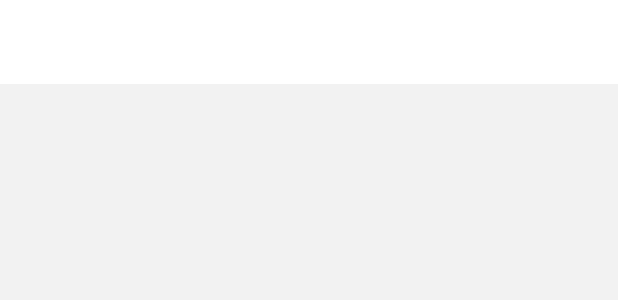
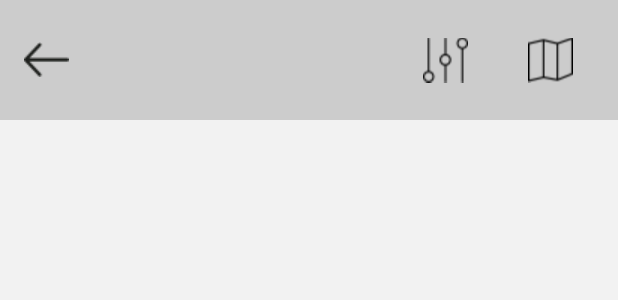
Before and after one commit to ewavetech/JobFlow, an Android app: the layout without_loginjobs.xml on its own in the app's theme, with its tools: preview values and no code run, on a phone screen of 412 x 824 dp. Shown: the top 300 px of the screen. Run offline under Robolectric (Android 15) with nearby library versions, the phone set to English and light mode, and no system bars.

Commit message:
change in search jobs and without login jobs

```diff
--- a/app/src/main/res/layout/without_loginjobs.xml
+++ b/app/src/main/res/layout/without_loginjobs.xml
@@ -3,38 +3,91 @@
     xmlns:tools="http://schemas.android.com/tools"
     android:layout_width="match_parent"
     android:layout_height="match_parent"
+    xmlns:app="http://schemas.android.com/apk/res-auto"
     android:background="#F2F2F2">
 
-    <LinearLayout
-        android:id="@+id/top"
-        android:layout_width="fill_parent"
+    <android.support.v7.widget.RecyclerView
+        android:id="@+id/recycler_view"
+        android:layout_width="match_parent"
         android:layout_height="wrap_content"
-        android:layout_alignParentTop="true"
-        android:orientation="vertical"
-        android:weightSum="2">
+        android:layout_marginBottom="35dp"
+        android:overScrollMode="never"
+        android:paddingLeft="10dp"
+        android:paddingRight="10dp"
+        android:scrollbars="vertical"
+        android:layout_below="@+id/toolbar"
+        />
 
     <android.support.v7.widget.Toolbar
         android:id="@+id/toolbar"
         android:layout_width="match_parent"
         android:layout_height="wrap_content"
-            android:layout_weight="1"
-            android:background="#FFFFFF">
+        android:background="?attr/colorPrimary"
+        app:popupTheme="@style/AppTheme.PopupOverlay"
+        app:layout_scrollFlags="scroll|enterAlways">
+        <RelativeLayout
+            android:layout_width="fill_parent"
+            android:layout_height="80dp">
+        <LinearLayout
+            android:layout_width="wrap_content"
+            android:layout_height="fill_parent"
+            android:layout_alignParentLeft="true"
+            android:orientation="horizontal"
 
-        </android.support.v7.widget.Toolbar>
+            >
 
-        <android.support.v7.widget.RecyclerView
-            android:id="@+id/recycler_view"
-            android:layout_width="match_parent"
-            android:layout_height="match_parent"
-            android:layout_marginBottom="35dp"
-            android:layout_weight="1"
-            android:overScrollMode="never"
-            android:paddingLeft="10dp"
-            android:paddingRight="10dp"
-            android:scrollbars="vertical"
+            <ImageView
+                android:layout_width="wrap_content"
+                android:layout_height="wrap_content"
+                android:layout_gravity="center"
+                android:gravity="center"
+                android:src="@drawable/arrow"
+                android:id="@+id/back"
+                android:clickable="true"
+                />
+
+
+
+        </LinearLayout>
+
+        <LinearLayout
+            android:layout_width="wrap_content"
+            android:layout_height="fill_parent"
+            android:layout_alignParentRight="true"
+            android:layout_marginRight="0dp"
+            >
+
+            <LinearLayout
+                android:layout_width="50dp"
+                android:layout_height="fill_parent"
+                android:layout_marginRight="20dp">
+
+                <ImageView
+                    android:layout_width="wrap_content"
+                    android:layout_height="fill_parent"
+                    android:src="@drawable/filters"
 
                     />
             </LinearLayout>
 
+            <LinearLayout
+                android:layout_width="60dp"
+                android:layout_height="fill_parent"
+                android:layout_gravity="right"
+
+                >
+
+                <ImageView
+                    android:layout_width="wrap_content"
+                    android:layout_height="fill_parent"
+                    android:src="@drawable/map"
+                    android:layout_gravity="right"
+                    />
+            </LinearLayout>
+        </LinearLayout>
 
         </RelativeLayout>
+    </android.support.v7.widget.Toolbar>
+
+
+</RelativeLayout>
```
Also changed, not shown: app/src/main/java/com/example/khasol/jobflow/Fake1.java (deleted, +0 -18 lines), app/src/main/java/com/example/khasol/jobflow/Fake2.java (deleted, +0 -18 lines), app/src/main/java/com/example/khasol/jobflow/FirstScreen.java (+15 -4 lines), app/src/main/java/com/example/khasol/jobflow/JobSearch_Result.java (+142 -93 lines), app/src/main/res/layout/fake1.xml (deleted, +0 -10 lines), app/src/main/res/layout/fake2.xml (deleted, +0 -11 lines). Lines whose indentation alone changed are shown as unchanged.
